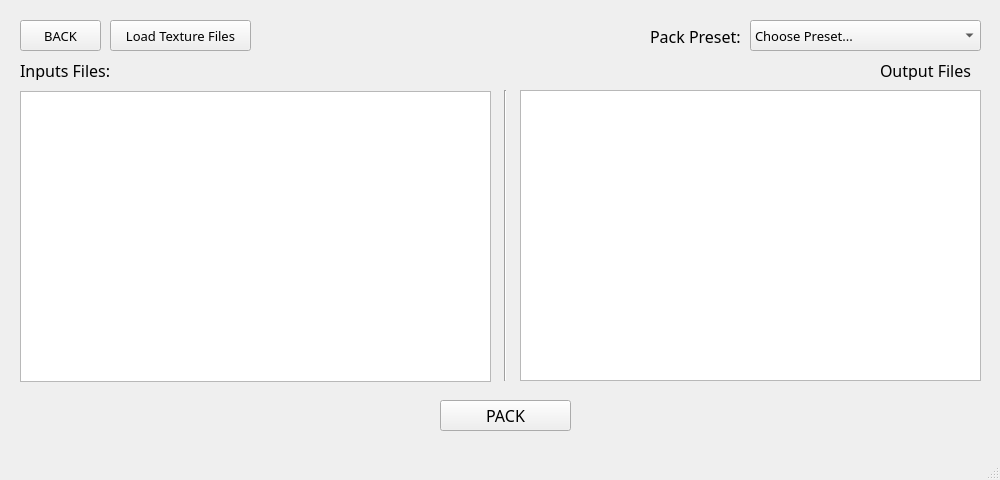
Before: the Qt Designer form PackTextures.ui in Markgundam/TexturePacker, drawn with Qt 5.
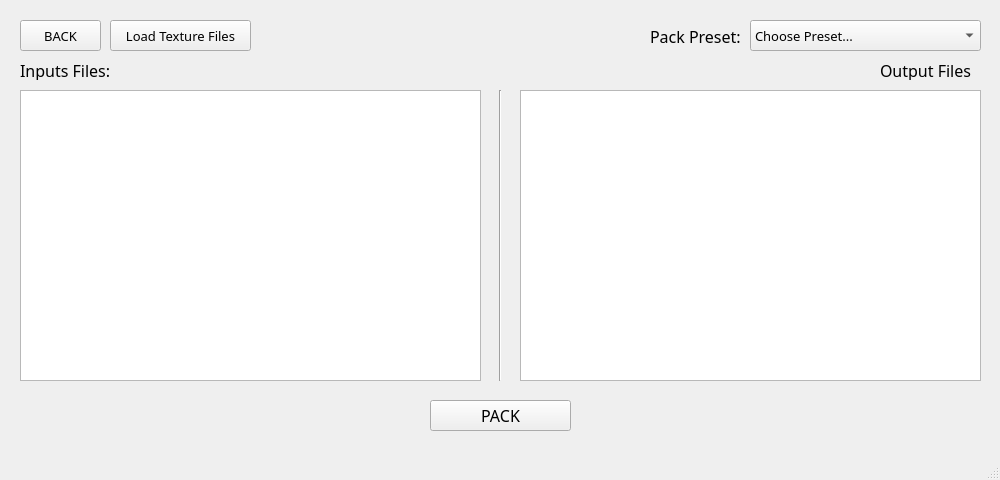
After: the same form once the commit is applied.

The edit to the form file:
```diff
--- a/PackTextures.ui
+++ b/PackTextures.ui
@@ -47,9 +47,9 @@
    <widget class="QPushButton" name="PackButton">
     <property name="geometry">
      <rect>
-      <x>440</x>
+      <x>430</x>
       <y>400</y>
-      <width>131</width>
+      <width>141</width>
       <height>31</height>
      </rect>
     </property>
@@ -152,9 +152,9 @@
    <widget class="Line" name="line">
     <property name="geometry">
      <rect>
-      <x>490</x>
+      <x>480</x>
       <y>90</y>
-      <width>31</width>
+      <width>41</width>
       <height>291</height>
      </rect>
     </property>
@@ -206,8 +206,8 @@
     <property name="geometry">
      <rect>
       <x>20</x>
-      <y>91</y>
-      <width>471</width>
+      <y>90</y>
+      <width>461</width>
       <height>291</height>
      </rect>
     </property>
```
